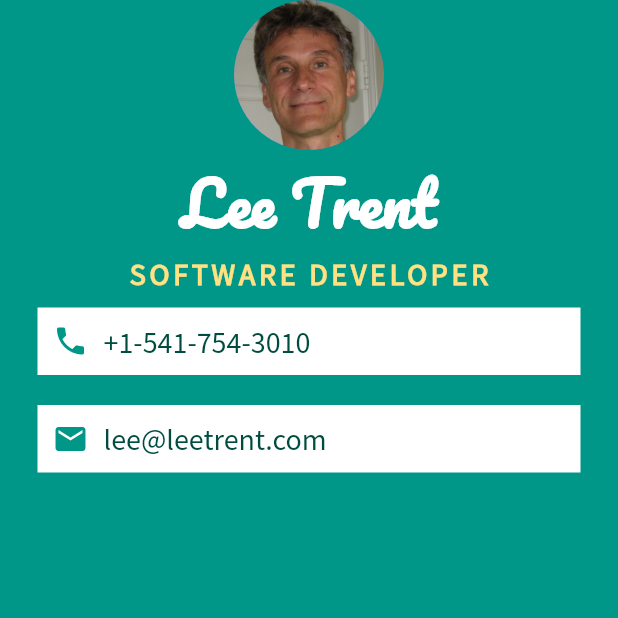
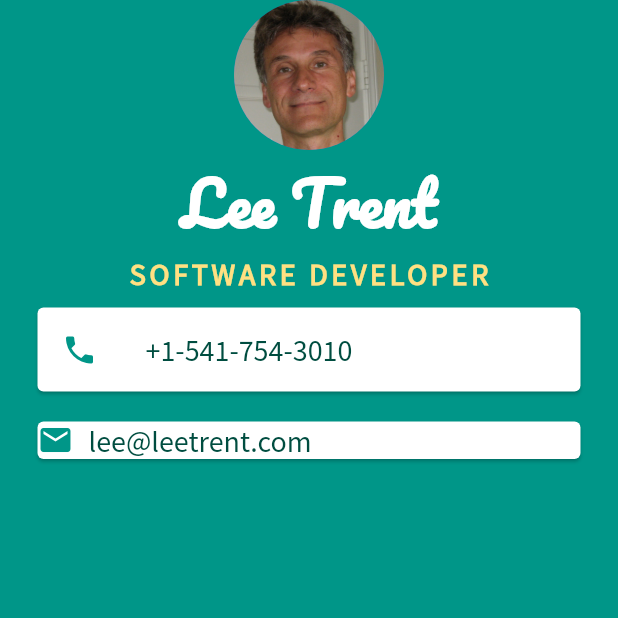
Before and after one commit to leetrent/mi_card_flutter, a Flutter app: the screen it shows after launch, on a phone screen of 412 x 824 dp, the top half of it. Run offline on Flutter 3.47's test engine with Material 2 defaults, Android fonts, the phone set to English and light mode, and no system bars.

Commit message:
Switches to using the Card widget for phone number

```diff
--- a/lib/main.dart
+++ b/lib/main.dart
@@ -37,38 +37,33 @@ class MyApp extends StatelessWidget {
                       letterSpacing: 2.5
                   )
               ),
-              Container(
+              Card(
                 color: Colors.white,
                 margin: EdgeInsets.symmetric(
                   vertical: 10.0,
                   horizontal: 25.0,
                 ),
-                padding: EdgeInsets.all(10.0),
-                child: Row(
-                  children: <Widget>[
-                    Icon(
-                      Icons.phone,
-                      color: Colors.teal,
-                    ),
-                    SizedBox(
-                      width: 10.0,
-                    ),
-                    Text('+1-541-754-3010',
+                child: ListTile(
+                  leading: Icon(
+                    Icons.phone,
+                    color: Colors.teal,
+                  ),
+                  title: Text(
+                    '+1-541-754-3010',
                     style: TextStyle(
                       color: Colors.teal.shade900,
                       fontFamily: 'SourceSansPro',
                       fontSize: 20.0,
-                    )),
-                  ],
+                      ),
+                  ),
                 ),
               ),
-              Container(
+              Card(
                 color: Colors.white,
                 margin: EdgeInsets.symmetric(
                   vertical: 10.0,
                   horizontal: 25.0,
                 ),
-                padding: EdgeInsets.all(10.0),
                 child: Row(
                   children: <Widget>[
                     Icon(
```
